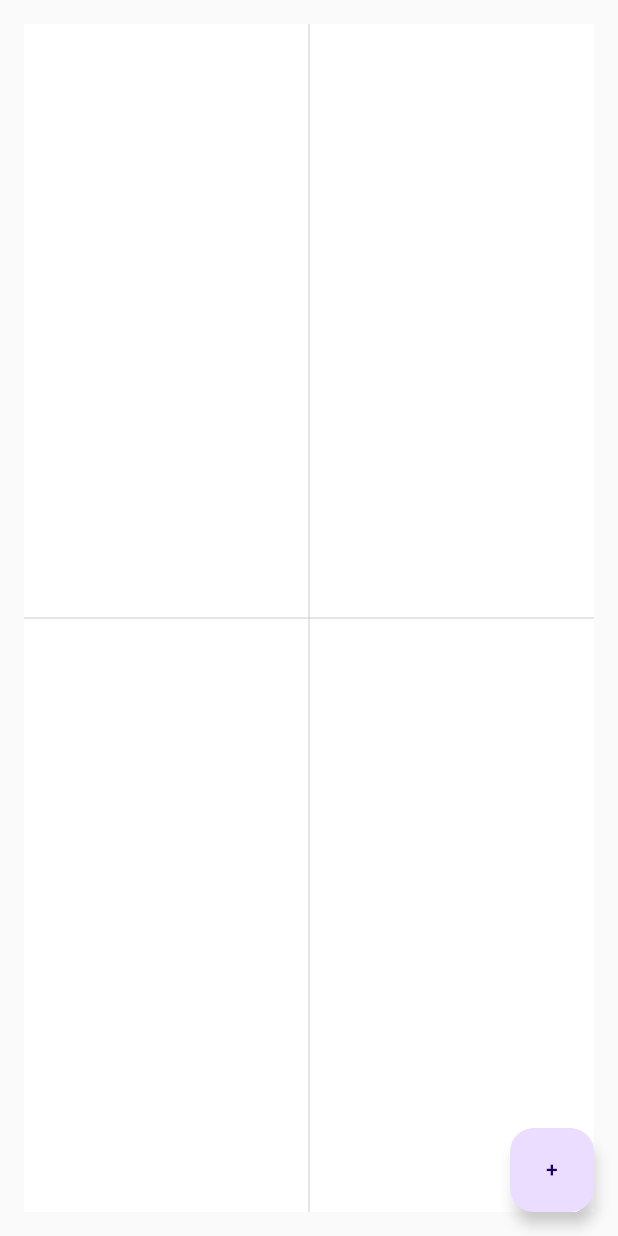
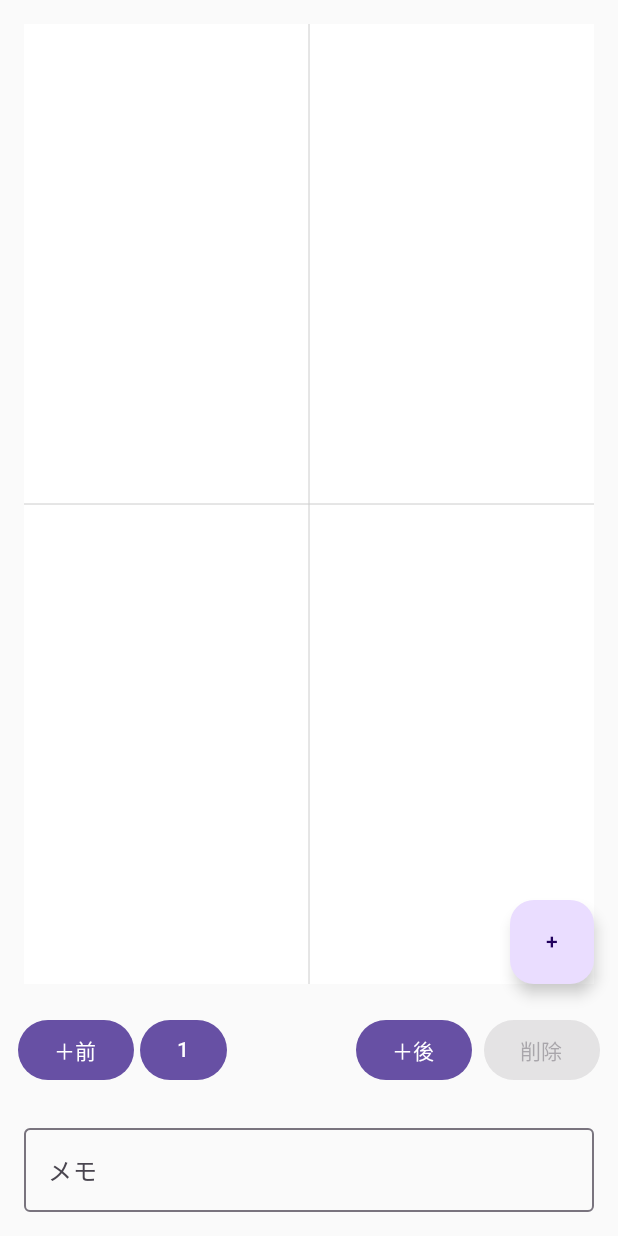
Before and after one commit to riko111/PosiMap, an Android app built with Jetpack Compose: the screen it shows after launch (MainActivity), after a tap on "設定する", on a phone screen of 412 x 824 dp. Run offline under Robolectric (Android 15) with nearby library versions, the phone set to English and light mode, and no system bars.

Commit message:
feat: manage scenes and memos in formation screen

```diff
--- a/composeApp/src/commonMain/kotlin/com/isoffice/posimap/FormationScreen.kt
+++ b/composeApp/src/commonMain/kotlin/com/isoffice/posimap/FormationScreen.kt
@@ -1,12 +1,14 @@
 package com.isoffice.posimap
 
+import androidx.compose.foundation.Canvas
 import androidx.compose.foundation.background
 import androidx.compose.foundation.border
-import androidx.compose.foundation.Canvas
-import androidx.compose.foundation.layout.*
-import androidx.compose.foundation.shape.CircleShape
 import androidx.compose.foundation.clickable
 import androidx.compose.foundation.gestures.detectDragGestures
+import androidx.compose.foundation.layout.*
+import androidx.compose.foundation.lazy.LazyRow
+import androidx.compose.foundation.lazy.itemsIndexed
+import androidx.compose.foundation.shape.CircleShape
 import androidx.compose.material3.*
 import androidx.compose.runtime.*
 import androidx.compose.runtime.mutableStateListOf
@@ -16,20 +18,28 @@ import androidx.compose.ui.geometry.Offset
 import androidx.compose.ui.graphics.Color
 import androidx.compose.ui.input.pointer.consumeAllChanges
 import androidx.compose.ui.input.pointer.pointerInput
+import androidx.compose.ui.platform.LocalDensity
+import androidx.compose.ui.unit.Dp
 import androidx.compose.ui.unit.dp
-import androidx.compose.ui.unit.Dp
-import androidx.compose.ui.platform.LocalDensity
 import com.isoffice.posimap.model.Member
+import com.isoffice.posimap.model.Scene
 import com.isoffice.posimap.model.StageInfo
 import kotlin.random.Random
 
 @Composable
 fun FormationScreen(stage: StageInfo) {
     val members = remember { mutableStateListOf<Member>() }
+    val scenes = remember {
+        mutableStateListOf(
+            Scene(Random.nextLong().toString(), "", mutableMapOf())
+        )
+    }
+    var currentSceneIndex by remember { mutableStateOf(0) }
     var showDialog by remember { mutableStateOf(false) }
 
-    Box(modifier = Modifier.fillMaxSize()) {
-        StageView(stage, members)
+    Column(modifier = Modifier.fillMaxSize()) {
+        Box(modifier = Modifier.weight(1f).fillMaxWidth()) {
+            StageView(stage, members, scenes[currentSceneIndex])
 
             FloatingActionButton(
                 onClick = { if (members.size < 15) showDialog = true },
@@ -39,19 +49,59 @@ fun FormationScreen(stage: StageInfo) {
             }
         }
 
+        SceneControls(
+            scenes = scenes,
+            currentIndex = currentSceneIndex,
+            onSelect = { index ->
+                loadMembersFromScene(scenes[index], members, stage)
+                currentSceneIndex = index
+            },
+            onAddBefore = {
+                val newPositions = members.associate { it.id to (it.x to it.y) }.toMutableMap()
+                val insertIndex = currentSceneIndex
+                scenes.add(insertIndex, Scene(Random.nextLong().toString(), "", newPositions))
+                currentSceneIndex = insertIndex
+            },
+            onAddAfter = {
+                val newPositions = members.associate { it.id to (it.x to it.y) }.toMutableMap()
+                val insertIndex = currentSceneIndex + 1
+                scenes.add(insertIndex, Scene(Random.nextLong().toString(), "", newPositions))
+                currentSceneIndex = insertIndex
+            },
+            onRemove = {
+                if (scenes.size > 1) {
+                    scenes.removeAt(currentSceneIndex)
+                    currentSceneIndex = currentSceneIndex.coerceAtMost(scenes.lastIndex)
+                    loadMembersFromScene(scenes[currentSceneIndex], members, stage)
+                }
+            }
+        )
+
+        OutlinedTextField(
+            value = scenes[currentSceneIndex].memo,
+            onValueChange = { scenes[currentSceneIndex].memo = it },
+            label = { Text("メモ") },
+            modifier = Modifier
+                .fillMaxWidth()
+                .padding(16.dp)
+        )
+    }
+
     if (showDialog) {
         MemberDialog(
             onAdd = { name, displayChar, color ->
-                members.add(
-                    Member(
+                val centerX = stage.width / 2f
+                val centerY = stage.depth / 2f
+                val member = Member(
                     id = Random.nextLong().toString(),
                     name = name,
                     displayChar = displayChar,
                     color = color,
-                        x = stage.width / 2f,
-                        y = stage.depth / 2f
+                    x = centerX,
+                    y = centerY
                 )
-                )
+                members.add(member)
+                scenes.forEach { it.positions[member.id] = centerX to centerY }
                 showDialog = false
             },
             onDismiss = { showDialog = false }
@@ -60,7 +110,7 @@ fun FormationScreen(stage: StageInfo) {
 }
 
 @Composable
-private fun StageView(stage: StageInfo, members: List<Member>) {
+private fun StageView(stage: StageInfo, members: List<Member>, scene: Scene) {
     BoxWithConstraints(
         modifier = Modifier
             .fillMaxSize()
@@ -103,7 +153,7 @@ private fun StageView(stage: StageInfo, members: List<Member>) {
         }
 
         members.forEach { member ->
-            MemberItem(member, scaleX, scaleY, scaleXPx, scaleYPx, stage)
+            MemberItem(member, scaleX, scaleY, scaleXPx, scaleYPx, stage, scene)
         }
     }
 }
@@ -115,10 +165,11 @@ private fun MemberItem(
     scaleY: Dp,
     scaleXPx: Float,
     scaleYPx: Float,
-    stage: StageInfo
+    stage: StageInfo,
+    scene: Scene
 ) {
-    var x by remember { mutableStateOf(member.x) }
-    var y by remember { mutableStateOf(member.y) }
+    var x by remember(scene) { mutableStateOf(member.x) }
+    var y by remember(scene) { mutableStateOf(member.y) }
     Box(
         modifier = Modifier
             // scaleX and scaleY represent the dp size of one meter on the stage.
@@ -135,6 +186,7 @@ private fun MemberItem(
                     y = (y + dragAmount.y / scaleYPx).coerceIn(0f, stage.depth)
                     member.x = x
                     member.y = y
+                    scene.positions[member.id] = x to y
                 }
             },
         contentAlignment = Alignment.Center
@@ -214,3 +266,48 @@ private fun MemberDialog(
         }
     )
 }
+
+@Composable
+private fun SceneControls(
+    scenes: List<Scene>,
+    currentIndex: Int,
+    onSelect: (Int) -> Unit,
+    onAddBefore: () -> Unit,
+    onAddAfter: () -> Unit,
+    onRemove: () -> Unit
+) {
+    Row(
+        modifier = Modifier
+            .fillMaxWidth()
+            .padding(horizontal = 8.dp),
+        verticalAlignment = Alignment.CenterVertically
+    ) {
+        Button(onClick = onAddBefore, modifier = Modifier.padding(4.dp)) { Text("＋前") }
+        LazyRow(
+            modifier = Modifier.weight(1f),
+            horizontalArrangement = Arrangement.spacedBy(8.dp)
+        ) {
+            itemsIndexed(scenes) { index, _ ->
+                if (index == currentIndex) {
+                    Button(onClick = { onSelect(index) }) { Text((index + 1).toString()) }
+                } else {
+                    OutlinedButton(onClick = { onSelect(index) }) { Text((index + 1).toString()) }
+                }
+            }
+        }
+        Button(onClick = onAddAfter, modifier = Modifier.padding(4.dp)) { Text("＋後") }
+        Button(
+            onClick = onRemove,
+            enabled = scenes.size > 1,
+            modifier = Modifier.padding(4.dp)
+        ) { Text("削除") }
+    }
+}
+
+private fun loadMembersFromScene(scene: Scene, members: List<Member>, stage: StageInfo) {
+    members.forEach { member ->
+        val pos = scene.positions[member.id] ?: (stage.width / 2f to stage.depth / 2f)
+        member.x = pos.first
+        member.y = pos.second
+    }
+}
--- a/composeApp/src/commonMain/kotlin/com/isoffice/posimap/model/StageModels.kt
+++ b/composeApp/src/commonMain/kotlin/com/isoffice/posimap/model/StageModels.kt
@@ -18,3 +18,10 @@ data class Member(
     var x: Float,
     var y: Float,
 )
+
+/** A formation state for a given scene. */
+data class Scene(
+    val id: String,
+    var memo: String,
+    val positions: MutableMap<String, Pair<Float, Float>>
+)
```
Lines whose indentation alone changed are shown as unchanged.
